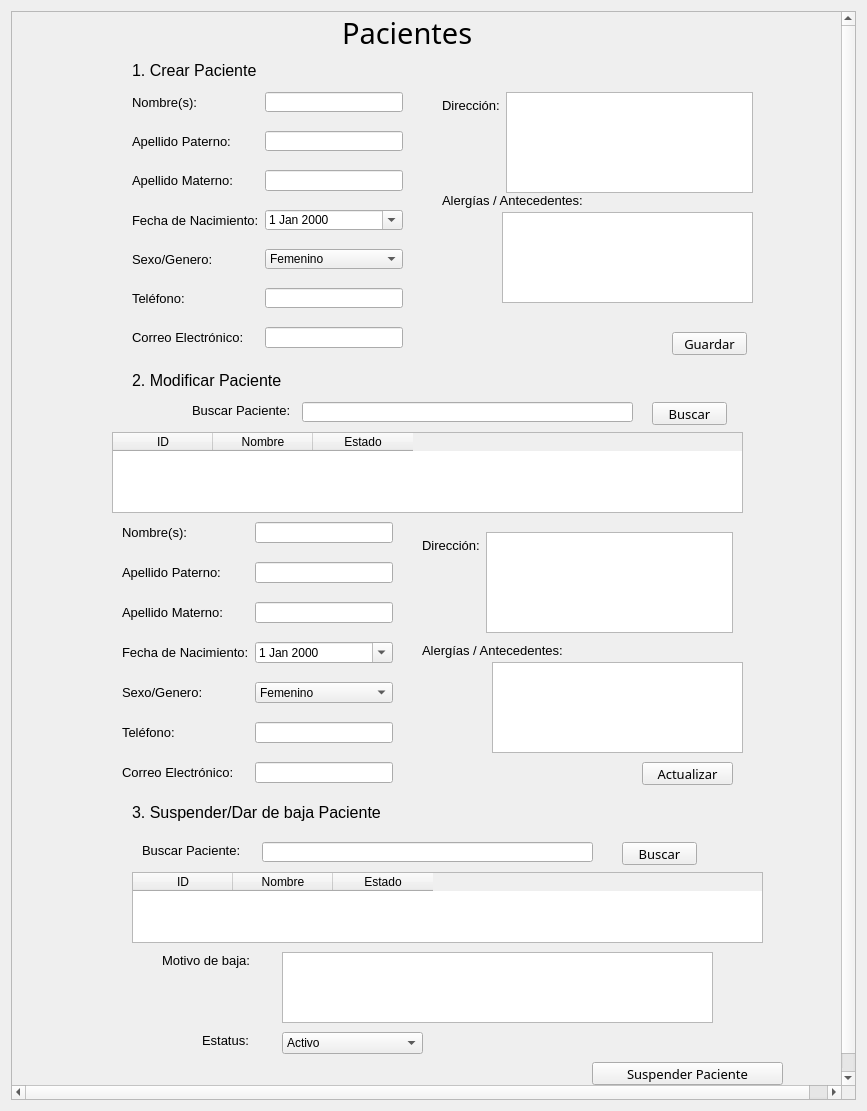
The window that Pacientes/pacientes.ui (AsgardUtvt/ProyectoIntegrador1) describes before a commit, drawn with Qt 5.
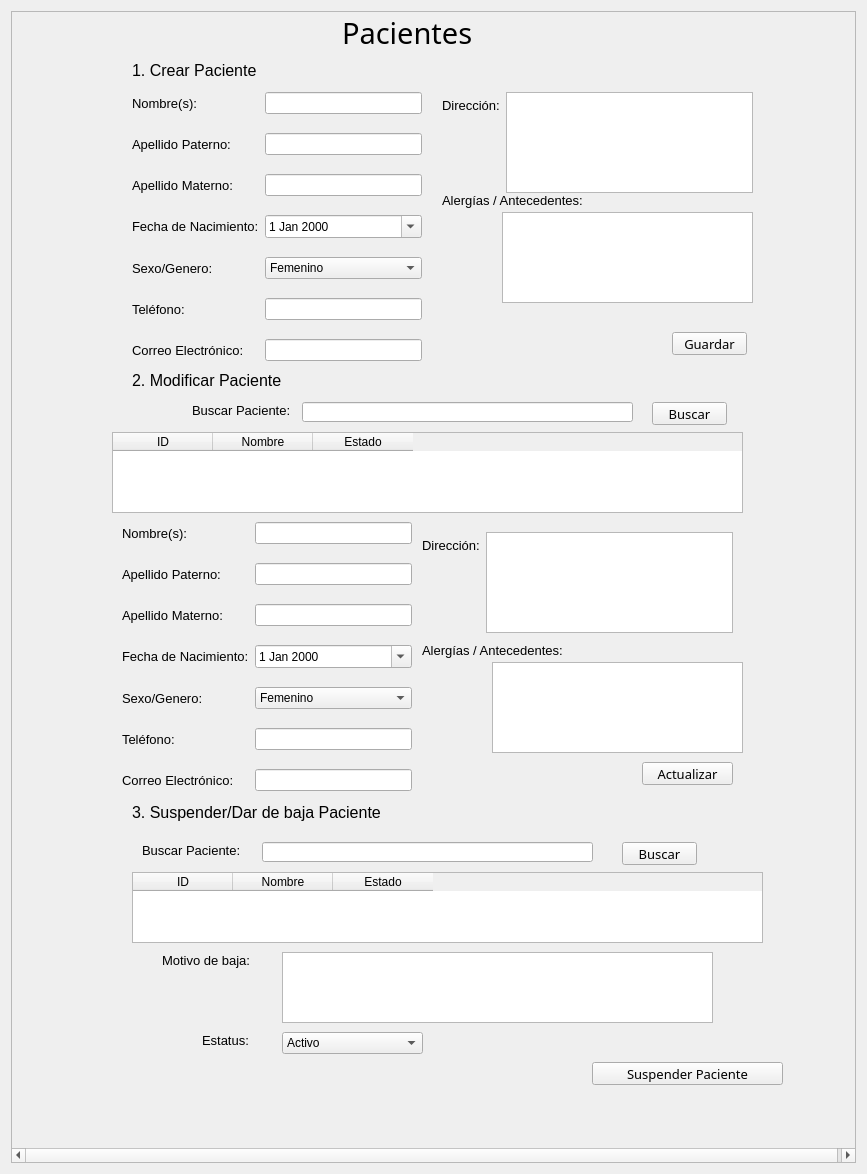
The same window after the commit.

```diff
--- a/Pacientes/pacientes.ui
+++ b/Pacientes/pacientes.ui
@@ -7,7 +7,7 @@
     <x>0</x>
     <y>0</y>
     <width>867</width>
-    <height>1111</height>
+    <height>1174</height>
    </rect>
   </property>
   <property name="cursor">
@@ -79,8 +79,8 @@
         <rect>
          <x>120</x>
          <y>80</y>
-         <width>271</width>
-         <height>256</height>
+         <width>290</width>
+         <height>296</height>
         </rect>
        </property>
        <layout class="QFormLayout" name="formLayout">
@@ -388,8 +388,8 @@
         <rect>
          <x>110</x>
          <y>510</y>
-         <width>271</width>
-         <height>261</height>
+         <width>290</width>
+         <height>296</height>
         </rect>
        </property>
        <layout class="QFormLayout" name="formLayout_6">
```
Left out of the diff: 3 changed lines with no effect on the pictures.
